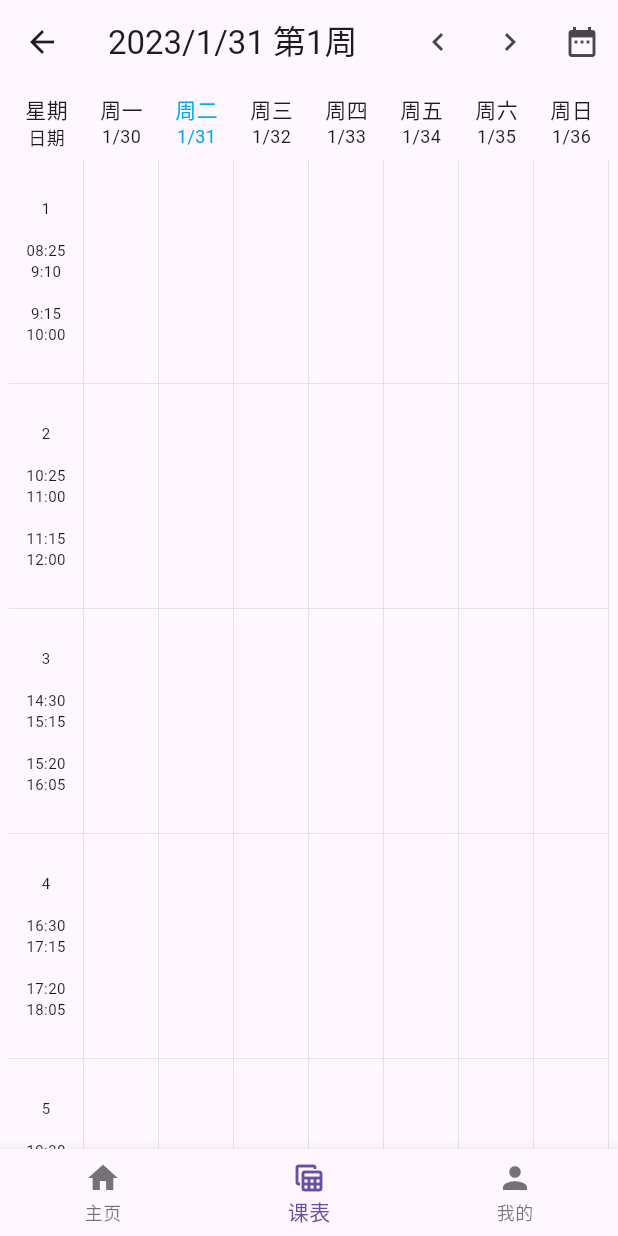
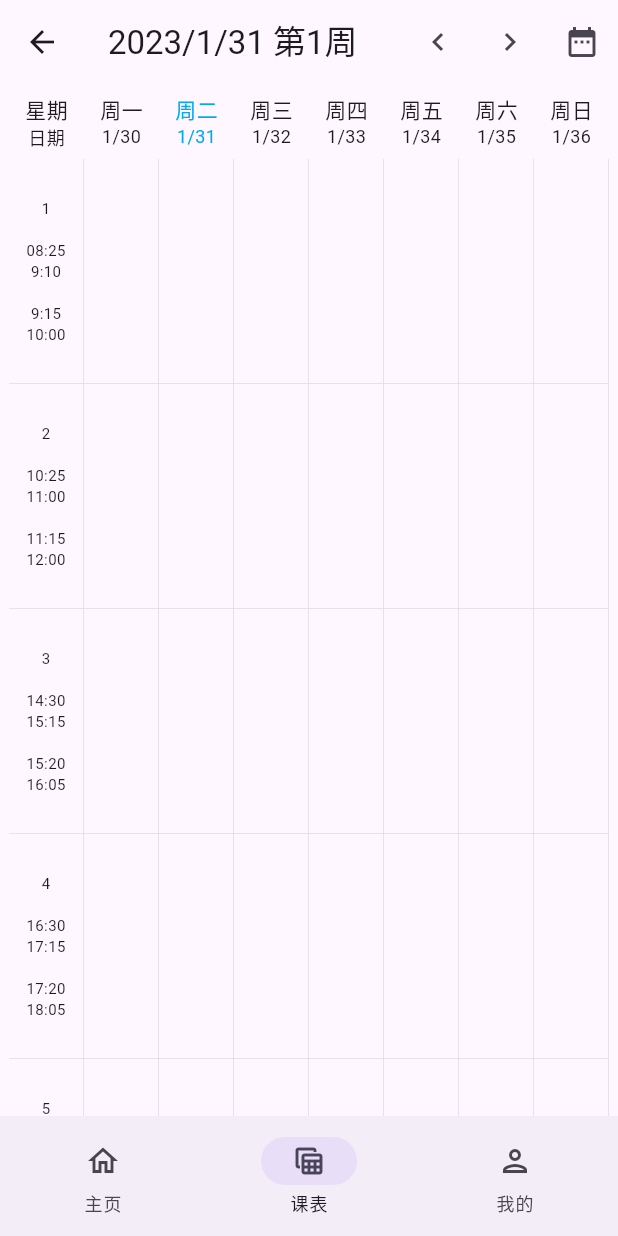
Before and after one commit to wilinz/guet_toolbox, a Flutter app: the _MainPage screen opened directly, swiped to page 2, on a phone screen of 412 x 824 dp. Run offline on Flutter 3.47's test engine with Material 2 defaults, Android fonts, the phone set to English and light mode, and no system bars; our stand-ins replace auto_size_text, cookie_jar, dio, dio_cookie_manager, drift, freezed_annotation and 5 more; missing offline and left inert: common_utils, dart:ffi, dio_logger, dio_proxy_plugin, encrypt, lpinyin and 2 more; accounts and stored records are empty; generated files the repository leaves out were written again.

Commit message:
update material 3

```diff
--- a/lib/ui/page/login/login.dart
+++ b/lib/ui/page/login/login.dart
@@ -29,7 +29,7 @@ class _LoginPageState extends State<_LoginPage> {
   final TextEditingController _passwordController =
       TextEditingController(text: "");
   final TextEditingController _vcodeController =
-  TextEditingController(text: "");
+      TextEditingController(text: "");
   GlobalKey _formKey = GlobalKey<FormState>();
   bool _passwordVisible = false;
 
@@ -64,12 +64,18 @@ class _LoginPageState extends State<_LoginPage> {
                           controller: _usernameController,
                           autofocus: true,
                           decoration: InputDecoration(
-                              labelText: "用户名",
-                              hintText: "您的用户名",
-                              prefixIcon: Icon(Icons.person)),
+                            labelText: "用户名",
+                            hintText: "您的用户名",
+                            prefixIcon: Icon(Icons.person),
+                            // helperText: '用户名',
+                            border: const OutlineInputBorder(),
+                          ),
                           validator: (v) {
                             return v!.trim().length > 0 ? null : "账号不能为空";
                           },
+                        ),
+                        SizedBox(
+                          height: 16,
                         ),
                         TextFormField(
                           controller: _passwordController,
@@ -93,6 +99,8 @@ class _LoginPageState extends State<_LoginPage> {
                                 });
                               },
                             ),
+                            // helperText: '密码',
+                            border: const OutlineInputBorder(),
                           ),
                           validator: (v) {
                             return v!.trim().length > 0 ? null : "密码不能为空";
--- a/lib/ui/page/main/main.dart
+++ b/lib/ui/page/main/main.dart
@@ -35,20 +35,31 @@ class _MainPageState extends State<_MainPage> {
           },
           controller: pageController,
         ),
-      bottomNavigationBar: BottomNavigationBar(
-        items: [
-          BottomNavigationBarItem(icon: Icon(Icons.home), label: "主页"),
-          BottomNavigationBarItem(icon: Icon(Icons.table_view), label: "课表"),
-          BottomNavigationBarItem(icon: Icon(Icons.person), label: "我的")
+        bottomNavigationBar: NavigationBar(
+            destinations: [
+              NavigationDestination(
+                tooltip: '主页',
+                icon: Icon(Icons.home_outlined),
+                label: '主页',
+                selectedIcon: Icon(Icons.home),
+              ),
+              NavigationDestination(
+                tooltip: '课表',
+                icon: Icon(Icons.table_view_outlined),
+                label: '课表',
+                selectedIcon: Icon(Icons.table_view),
+              ),
+              NavigationDestination(
+                tooltip: '我的',
+                icon: Icon(Icons.person_outlined),
+                label: '我的',
+                selectedIcon: Icon(Icons.person),
+              )
             ],
-        onTap: (index) {
-          if (index != selected) {
+            onDestinationSelected: (index) {
               pageController.animateToPage(index,
                   duration: Duration(milliseconds: 200), curve: Curves.linear);
-          }
             },
-        currentIndex: selected,
-      ),
-    );
+            selectedIndex: selected));
   }
 }
```
Also changed, not shown: pubspec.lock. Lines whose indentation alone changed are shown as unchanged.
